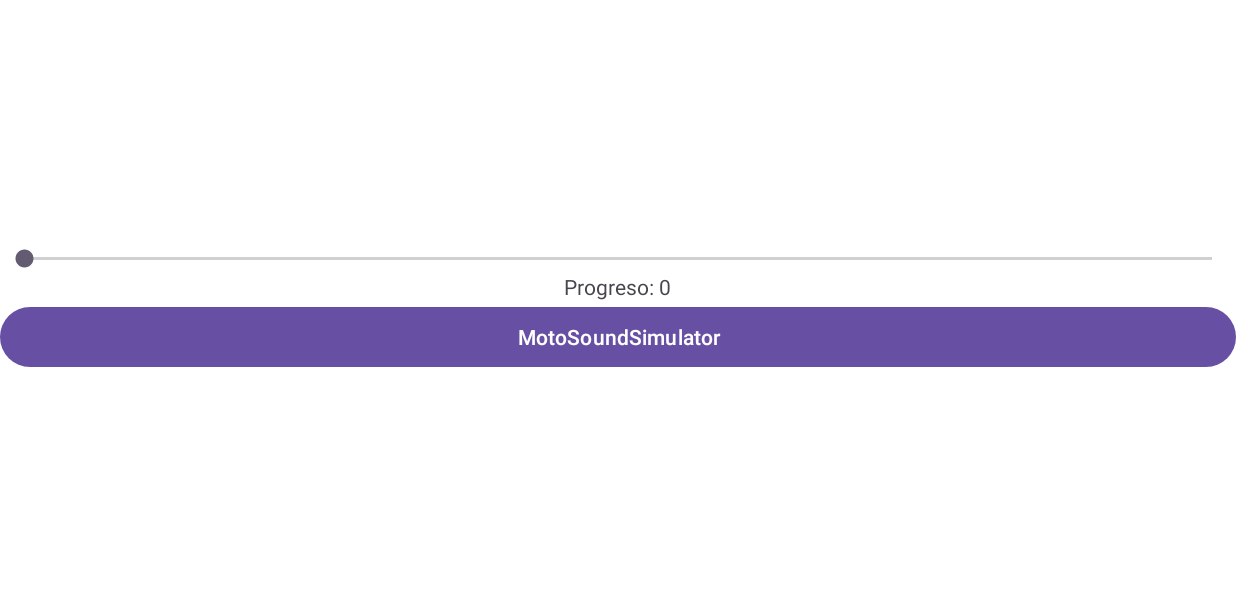
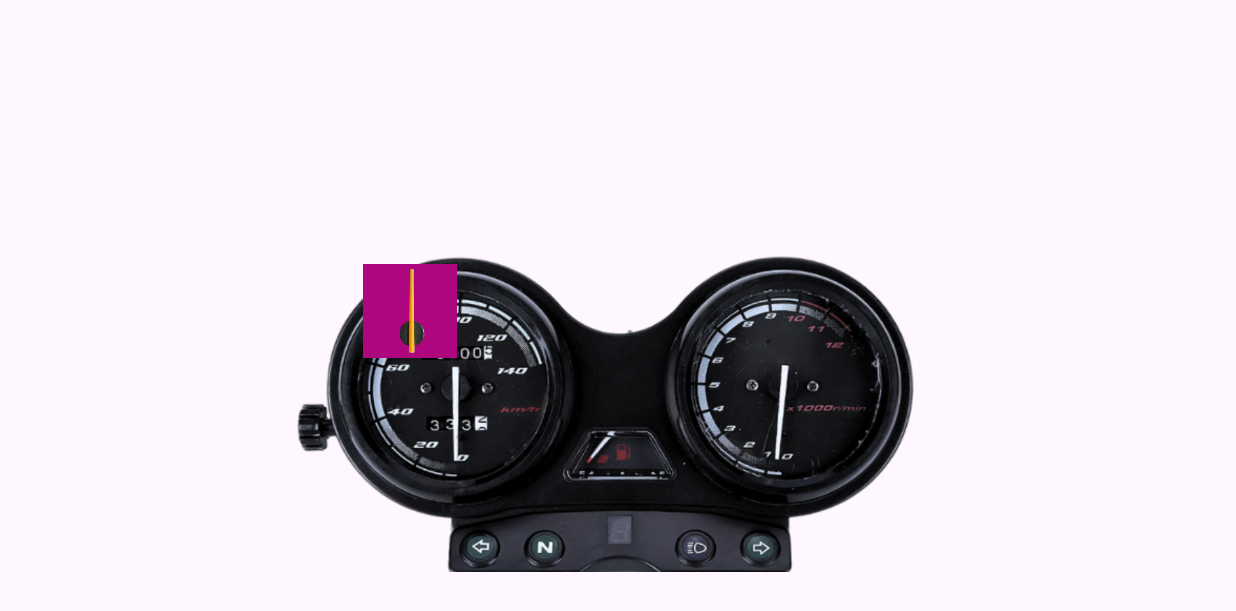
Before and after one commit to luis09157/MotoSoundSimulator, an Android app: the screen it shows after launch (MainActivity), on a phone screen of 824 x 412 dp (held sideways). Shown: the top 611 px of the screen. Run offline under Robolectric (Android 15) with nearby library versions, the phone set to English and light mode, and no system bars.

Commit message:
aplicando rotaciones

```diff
--- a/app/src/main/java/com/example/motosoundsimulator/MainActivity.kt
+++ b/app/src/main/java/com/example/motosoundsimulator/MainActivity.kt
@@ -1,40 +1,25 @@
 
 package com.example.motosoundsimulator
 
-import android.media.SoundPool
 import android.os.Bundle
-import android.os.Handler
-import android.os.Looper
-import android.widget.Button
 import androidx.appcompat.app.AppCompatActivity
-import kotlin.concurrent.thread
+import com.example.motosoundsimulator.MotoView.MotoView
 
-class MainActivity : AppCompatActivity(), SoundPool.OnLoadCompleteListener  {
-    private lateinit var textViewResultado: Button
-    var listIdSound : ArrayList<Int> = arrayListOf()
-    var mSoundPool: SoundPool? = null
+class MainActivity : AppCompatActivity()/*, SoundPool.OnLoadCompleteListener  */{
+    /*var listIdSound : ArrayList<Int> = arrayListOf()
+    var mSoundPool: SoundPool? = null*/
 
     override fun onCreate(savedInstanceState: Bundle?) {
         super.onCreate(savedInstanceState)
-        setContentView(R.layout.activity_main)
+        val motoView = MotoView(this)
+        setContentView(motoView)
+    }
 
-        textViewResultado = findViewById(R.id.btn_contar)
-        initSoundPool()
+/*    override fun onLoadComplete(p0: SoundPool?, p1: Int, p2: Int) {
+        TODO("Not yet implemented")
+    }
 
-        listIdSound.add(mSoundPool?.load(this, R.raw.moto_1, 1)!!)
-        listIdSound.add(mSoundPool?.load(this, R.raw.moto_2, 1)!!)
-        listIdSound.add(mSoundPool?.load(this, R.raw.moto_3, 1)!!)
-        listIdSound.add(mSoundPool?.load(this, R.raw.moto_4, 1)!!)
-        listIdSound.add(mSoundPool?.load(this, R.raw.moto_5, 1)!!)
-        listIdSound.add(mSoundPool?.load(this, R.raw.moto_6, 1)!!)
-        listIdSound.add(mSoundPool?.load(this, R.raw.moto_7, 1)!!)
-        listIdSound.add(mSoundPool?.load(this, R.raw.moto_8, 1)!!)
-        listIdSound.add(mSoundPool?.load(this, R.raw.moto_9, 1)!!)
-        listIdSound.add(mSoundPool?.load(this, R.raw.moto_10, 1)!!)
-
-        textViewResultado.setOnClickListener {
-
-
+    fun playSound(){
         thread {
             listIdSound.forEach {it->
                 mSoundPool!!.play(it!!, 1f, 1f, 1, 0, 1f);
@@ -48,18 +33,21 @@ class MainActivity : AppCompatActivity(), SoundPool.OnLoadCompleteListener  {
             }
         }
     }
-    }
-
-    override fun onLoadComplete(p0: SoundPool?, p1: Int, p2: Int) {
-        TODO("Not yet implemented")
-    }
-
     fun initSoundPool(){
         val spb = SoundPool.Builder()
         spb.setMaxStreams(5)
         mSoundPool = spb.build()
+
+
+        listIdSound.add(mSoundPool?.load(this, R.raw.moto_1, 1)!!)
+        listIdSound.add(mSoundPool?.load(this, R.raw.moto_2, 1)!!)
+        listIdSound.add(mSoundPool?.load(this, R.raw.moto_3, 1)!!)
+        listIdSound.add(mSoundPool?.load(this, R.raw.moto_4, 1)!!)
+        listIdSound.add(mSoundPool?.load(this, R.raw.moto_5, 1)!!)
+        listIdSound.add(mSoundPool?.load(this, R.raw.moto_6, 1)!!)
+        listIdSound.add(mSoundPool?.load(this, R.raw.moto_7, 1)!!)
+        listIdSound.add(mSoundPool?.load(this, R.raw.moto_8, 1)!!)
+        listIdSound.add(mSoundPool?.load(this, R.raw.moto_9, 1)!!)
+        listIdSound.add(mSoundPool?.load(this, R.raw.moto_10, 1)!!)
+    }*/
 }
-    fun freeSound(){
-    }
-
-}
--- /dev/null
+++ b/app/src/main/java/com/example/motosoundsimulator/Model/MotoModel.kt
@@ -0,0 +1,15 @@
+package com.example.motosoundsimulator.Model
+
+import android.graphics.Bitmap
+
+class MotoModel(
+ val id: String,
+ val resourceId: Int,
+ val bitmap: Bitmap,
+ val scale: Float,
+ var xPosition: Float,
+ var yPosition: Float,
+ var rotationDegrees: Float = 0f,
+ var pivotX: Float = 0f,
+ var pivotY: Float = 0f
+)
--- /dev/null
+++ b/app/src/main/java/com/example/motosoundsimulator/MotoView/MotoView.kt
@@ -0,0 +1,146 @@
+package com.example.motosoundsimulator.MotoView
+
+import android.content.Context
+import android.graphics.Bitmap
+import android.graphics.BitmapFactory
+import android.graphics.Canvas
+import android.graphics.Matrix
+import android.view.MotionEvent
+import android.view.View
+import com.example.motosoundsimulator.Model.MotoModel
+import com.example.motosoundsimulator.R
+
+class MotoView(context: Context) : View(context) {
+
+    private val motoModels = mutableListOf<MotoModel>()
+    private val MAX_FINGERS = 10
+    private var touchStartTime: Long = 0
+    private var touchDuration: Long = 0
+
+    init {
+        // Carga las imágenes desde recursos y establece las escalas y posiciones 37
+        motoModels.add(MotoModel("Acelerador", R.raw.moto_4, loadBitmap(R.drawable.tablero_moto),
+           0.7f, setXPosPercentage(50f),setYPosPercentage(66f),0f,0f,0f))
+        motoModels.add(MotoModel("Abuja", R.raw.moto_4, loadBitmap(R.drawable.abuja_con_fondo),
+            0.2f, setXPosPercentage(37f),setYPosPercentage(58f),0f,0f,0f))
+
+        // Agrega más imágenes, escalas y posiciones según sea necesario
+        setOnTouchListener { _, event ->
+            when (event.actionMasked) {
+                MotionEvent.ACTION_DOWN -> handleMultiTouchDown(event)
+                MotionEvent.ACTION_UP -> handleTouchUp(event)
+            }
+            true
+        }
+
+    }
+    private fun loadBitmap(resId: Int): Bitmap {
+        return BitmapFactory.decodeResource(resources, resId)
+    }
+    override fun onDraw(canvas: Canvas) {
+        super.onDraw(canvas)
+
+        // Dibuja los tambores en las posiciones especificadas
+        for (drum in motoModels) {
+            drawDrum(canvas, drum)
+        }
+    }
+    private fun drawRotatedBitmap(canvas: Canvas, bitmap: Bitmap, x: Float, y: Float, degrees: Float, pivotX: Float, pivotY: Float) {
+        val matrix = Matrix()
+
+        // Configura la matriz para la rotación y el pivote
+        matrix.postTranslate(-pivotX, -pivotY)
+        matrix.postRotate(degrees)
+        matrix.postTranslate(x, y)
+
+        // Dibuja el bitmap con la matriz de transformación aplicada
+        canvas.drawBitmap(bitmap, matrix, null)
+    }
+    private fun drawDrum(canvas: Canvas, drum: MotoModel) {
+        // Ajusta el tamaño del tambor con el parámetro de escala asociado
+        val scaledBitmap = Bitmap.createScaledBitmap(
+            drum.bitmap,
+            (drum.bitmap.width * drum.scale).toInt(),
+            (drum.bitmap.height * drum.scale).toInt(),
+            true
+        )
+        if(drum.id == "Abuja"){
+            drum.pivotX = (drum.bitmap.width * drum.scale / 2f)
+            drum.pivotY = (drum.bitmap.height * drum.scale / 2f)
+        }
+
+        drawRotatedBitmap(
+            canvas,
+            scaledBitmap,
+            drum.xPosition - scaledBitmap.width / 2f,
+            drum.yPosition - scaledBitmap.height / 2f,
+            drum.rotationDegrees,
+            drum.pivotX,
+            drum.pivotY
+        )
+    }
+    private fun handleMultiTouchDown(event: MotionEvent) {
+        val pointerCount = event.pointerCount
+
+        for (i in 0 until minOf(pointerCount, MAX_FINGERS)) {
+            val touchX = event.getX(i)
+            val touchY = event.getY(i)
+
+            // ... Resto del código ...
+
+            for (drum in motoModels) {
+                if (isTouchInsideDrum(touchX, touchY, drum)) {
+                    touchStartTime = System.currentTimeMillis()
+                    touchDuration = 0
+
+                    println("Tocaste el tambor ${drum.id}")
+                    //UtilPlayer.playWav(context, drum.midiResourceId)
+                    if (drum.id == "Abuja") {
+                         rotateAbuja(drum, touchX, touchY)
+                    }
+                }
+            }
+        }
+    }
+    private fun isTouchInsideDrum(touchX: Float, touchY: Float, drum: MotoModel): Boolean {
+        val scaledWidth = drum.bitmap.width * drum.scale
+        val scaledHeight = drum.bitmap.height * drum.scale
+
+        val leftX = drum.xPosition - scaledWidth / 2f
+        val rightX = drum.xPosition + scaledWidth / 2f
+        val topY = drum.yPosition - scaledHeight / 2f
+        val bottomY = drum.yPosition + scaledHeight / 2f
+
+        return touchX in leftX..rightX && touchY >= topY && touchY <= bottomY
+    }
+    fun setXPosPercentage(percentage: Float): Float {
+        val screenWidth = context.resources.displayMetrics.widthPixels.toFloat()
+        val xPos = (screenWidth * percentage / 100).coerceIn(0f, screenWidth - width)
+        return xPos
+    }
+    fun setYPosPercentage(percentage: Float): Float {
+        val screenHeight = context.resources.displayMetrics.heightPixels.toFloat()
+        val yPos = (screenHeight * percentage / 100).coerceIn(0f, screenHeight - height)
+        return yPos
+    }
+    private fun handleTouchUp(event: MotionEvent) {
+        touchDuration = System.currentTimeMillis() - touchStartTime
+        println("Duración del toque: $touchDuration milisegundos")
+    }
+    private fun rotateAbuja(abujaModel: MotoModel, touchX: Float, touchY: Float) {
+        // Calcula el punto de pivote en el centro del bitmap
+        val pivotX = abujaModel.xPosition + (abujaModel.bitmap.width * abujaModel.scale / 2f)
+        val pivotY = abujaModel.yPosition + (abujaModel.bitmap.height * abujaModel.scale / 2f)
+
+        // Ajusta el punto de pivote en el modelo
+        abujaModel.pivotX = (abujaModel.bitmap.width * abujaModel.scale / 2f)
+        abujaModel.pivotY = (abujaModel.bitmap.height * abujaModel.scale / 2f)
+        // Ajusta la rotación de la "Abuja" sin cambiar las coordenadas
+        abujaModel.rotationDegrees += 20f
+
+        // Solicita un redibujo de la vista para reflejar la rotación
+        invalidate()
+    }
+
+
+}
--- a/app/src/main/res/layout/activity_main.xml
+++ b/app/src/main/res/layout/activity_main.xml
@@ -7,28 +7,5 @@
     android:background="@color/white"
     android:layout_height="match_parent"
     tools:context=".MainActivity">
-    <LinearLayout
-        android:layout_width="match_parent"
-        android:layout_height="match_parent"
-        android:gravity="center"
-        android:orientation="vertical">
-        <SeekBar
-            android:id="@+id/seekBar"
-            android:layout_width="match_parent"
-            android:layout_height="wrap_content"
-            android:max="100"
-            android:progress="0"/>
-        <TextView
-            android:id="@+id/progressText"
-            android:layout_width="wrap_content"
-            android:layout_height="wrap_content"
-            android:text="Progreso: 0"
-            android:layout_gravity="center"/>
-        <Button
-            android:id="@+id/btn_contar"
-            android:layout_width="match_parent"
-            android:layout_height="wrap_content"
-            android:text="@string/app_name"></Button>
-    </LinearLayout>
 
 </androidx.constraintlayout.widget.ConstraintLayout>
```
Also changed, not shown: app/src/main/res/drawable/abuja_con_fondo.png (added), app/src/main/res/drawable/abuja_tablero.png (added), app/src/main/res/drawable/drum1.jpeg (added), app/src/main/res/drawable/tablero_moto.png (added). Lines whose indentation alone changed are shown as unchanged.
